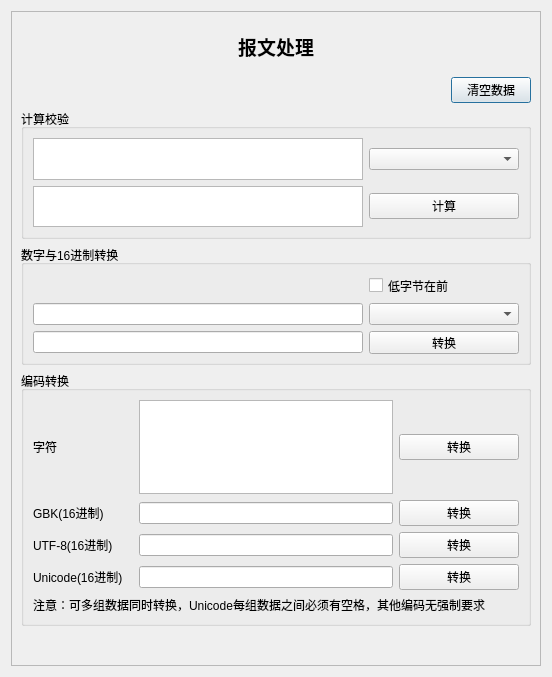
Above: src/form/dialogdealdata.ui from whx110123/nettool before the change. Below: the same form after it.
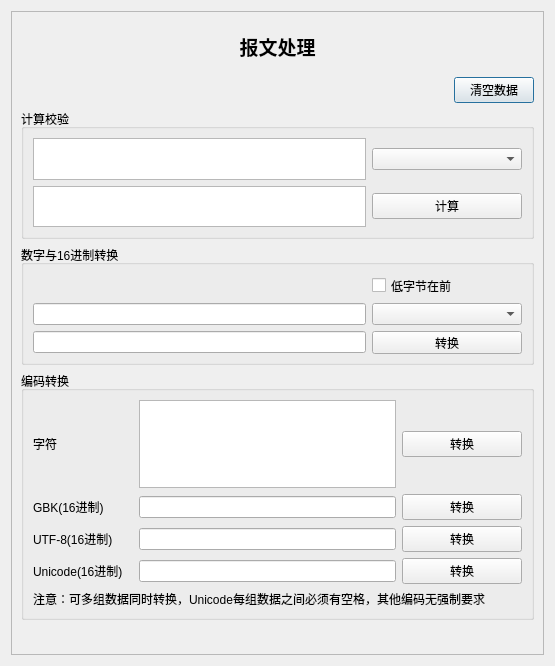
That is the form after the change.

Diff of the .ui file:
```diff
--- a/src/form/dialogdealdata.ui
+++ b/src/form/dialogdealdata.ui
@@ -6,8 +6,8 @@
    <rect>
     <x>0</x>
     <y>0</y>
-    <width>552</width>
-    <height>677</height>
+    <width>555</width>
+    <height>666</height>
    </rect>
   </property>
   <property name="windowTitle">
```
